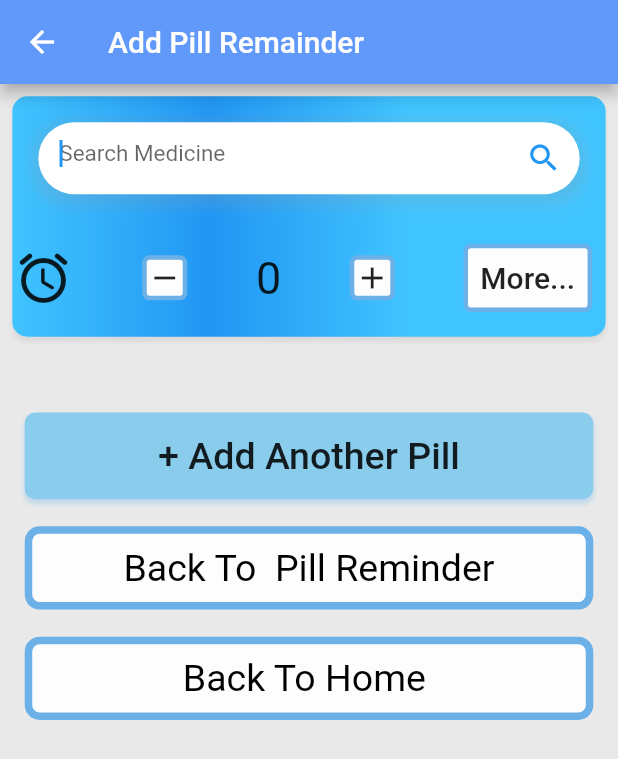
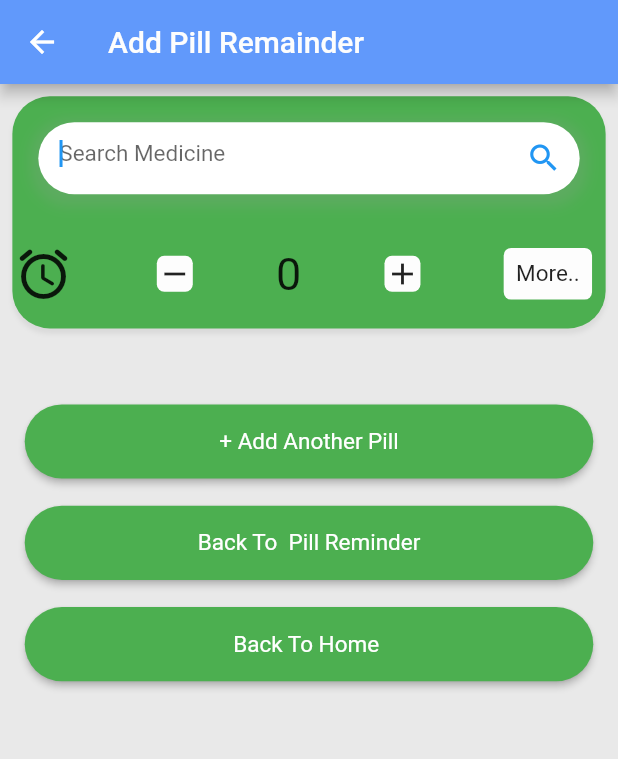
Before and after one commit to shahzebnaqvi/Medical_App, a Flutter app: the AddPillReminder screen opened directly, on a phone screen of 412 x 824 dp. Shown: the top 759 px of the screen. Run offline on Flutter 3.47's test engine with Material 2 defaults, Android fonts, the phone set to English and light mode, and no system bars; our stand-ins replace carousel_slider, flutter_speed_dial, get, google_maps_flutter, image_picker, lottie and 1 more; missing offline and left inert: circular_menu, dart:html, flutter_neat_and_clean_calendar, ml_kit_ocr, pandabar.

Commit message:
Medical app some screen updated

```diff
--- a/lib/Screens/Pill_Planner/Add_Pill_Reminder.dart
+++ b/lib/Screens/Pill_Planner/Add_Pill_Reminder.dart
@@ -45,15 +45,15 @@ class _AddPillReminderState extends State<AddPillReminder> {
               right: MediaQuery.of(context).size.height * 0.01,
             ),
             decoration: BoxDecoration(
-              borderRadius: BorderRadius.circular(10),
+              borderRadius: BorderRadius.circular(25),
               // border: Border.all(color: Constants.blackcolor, width: 02),
-              gradient: LinearGradient(colors: [
-                Colors.lightBlueAccent,
-                Colors.blue,
-                Colors.lightBlueAccent,
-                Colors.lightBlueAccent
-              ]),
-              //color: Constants.green,
+              // gradient: LinearGradient(colors: [
+              //   Colors.lightBlueAccent,
+              //   Colors.blue,
+              //   Colors.lightBlueAccent,
+              //   Colors.lightBlueAccent
+              // ]),
+              color: Constants.green,
               boxShadow: [
                 BoxShadow(
                   color: Colors.grey.withOpacity(0.2),
@@ -124,8 +124,8 @@ class _AddPillReminderState extends State<AddPillReminder> {
                     Container(
                       decoration: BoxDecoration(
                         color: Constants.mainColorWhite,
-                        border:
-                            Border.all(color: Constants.bluecolor, width: 03),
+                        // border:
+                        //     Border.all(color: Constants.bluecolor, width: 03),
                         borderRadius: BorderRadius.circular(05),
                       ),
                       child: InkWell(
@@ -143,8 +143,8 @@ class _AddPillReminderState extends State<AddPillReminder> {
                     Container(
                       decoration: BoxDecoration(
                         color: Constants.mainColorWhite,
-                        border:
-                            Border.all(color: Constants.bluecolor, width: 03),
+                        // border:
+                        //     Border.all(color: Constants.bluecolor, width: 03),
                         borderRadius: BorderRadius.circular(05),
                       ),
                       child: InkWell(
@@ -178,8 +178,8 @@ class _AddPillReminderState extends State<AddPillReminder> {
                         ),
                         decoration: BoxDecoration(
                           color: Constants.mainColorWhite,
-                          border:
-                              Border.all(color: Constants.bluecolor, width: 03),
+                          // border:
+                          //     Border.all(color: Constants.bluecolor, width: 03),
                           borderRadius: BorderRadius.circular(05),
                           // boxShadow: [
                           //   BoxShadow(
@@ -191,9 +191,9 @@ class _AddPillReminderState extends State<AddPillReminder> {
                           // ],
                         ),
                         child: Text(
-                          "More...",
+                          "More..",
                           style: TextStyle(
-                              fontWeight: FontWeight.w500, fontSize: 20),
+                              fontWeight: FontWeight.w400, fontSize: 15),
                         ),
                       ),
                     )
@@ -222,7 +222,7 @@ class _AddPillReminderState extends State<AddPillReminder> {
                         right: MediaQuery.of(context).size.height * 0.02,
                       ),
                       decoration: BoxDecoration(
-                        borderRadius: BorderRadius.circular(07),
+                        borderRadius: BorderRadius.circular(10),
                         color: Constants.mainColorWhite,
                         boxShadow: [
                           BoxShadow(
@@ -236,12 +236,12 @@ class _AddPillReminderState extends State<AddPillReminder> {
                       child: Column(
                         children: [
                           Text(
-                            "Times A Day",
+                            "Times a day",
                             style: TextStyle(
-                              fontSize: 20,
-                              letterSpacing: 1,
+                              fontSize: 17,
+                              // letterSpacing: 1,
                               // wordSpacing: 0.1,
-                              fontWeight: FontWeight.w500,
+                              fontWeight: FontWeight.w400,
                             ),
                           ),
                           SizedBox(
@@ -337,13 +337,13 @@ class _AddPillReminderState extends State<AddPillReminder> {
                       right: MediaQuery.of(context).size.height * 0.02,
                     ),
                     decoration: BoxDecoration(
-                      borderRadius: BorderRadius.circular(07),
-                      gradient: LinearGradient(colors: [
-                        Colors.orangeAccent,
-                        Colors.limeAccent,
-                        Colors.orangeAccent,
-                      ]),
-                      // color: Constants.mainColorWhite,
+                      borderRadius: BorderRadius.circular(10),
+                      // gradient: LinearGradient(colors: [
+                      //   Colors.orangeAccent,
+                      //   Colors.limeAccent,
+                      //   Colors.orangeAccent,
+                      // ]),
+                      color: Constants.mainColorWhite,
                       boxShadow: [
                         BoxShadow(
                           color: Colors.blue.withOpacity(0.2),
@@ -357,10 +357,10 @@ class _AddPillReminderState extends State<AddPillReminder> {
                       Text(
                         "Meal",
                         style: TextStyle(
-                          fontWeight: FontWeight.w500,
-                          fontSize: 20,
-                          letterSpacing: 0.1,
-                          wordSpacing: 0.1,
+                          fontWeight: FontWeight.w400,
+                          fontSize: 17,
+                          // letterSpacing: 0.1,
+                          // wordSpacing: 0.1,
                         ),
                       ),
                       SizedBox(
@@ -440,13 +440,13 @@ class _AddPillReminderState extends State<AddPillReminder> {
                       right: MediaQuery.of(context).size.height * 0.02,
                     ),
                     decoration: BoxDecoration(
-                      borderRadius: BorderRadius.circular(07),
-                      gradient: LinearGradient(colors: [
-                        Colors.limeAccent,
-                        Colors.orangeAccent,
-                        Colors.orangeAccent,
-                      ]),
-                      //color: Constants.mainColorWhite,
+                      borderRadius: BorderRadius.circular(10),
+                      // gradient: LinearGradient(colors: [
+                      //   Colors.limeAccent,
+                      //   Colors.orangeAccent,
+                      //   Colors.orangeAccent,
+                      // ]),
+                      color: Constants.mainColorWhite,
                       boxShadow: [
                         BoxShadow(
                           color: Colors.blue.withOpacity(0.2),
@@ -461,8 +461,9 @@ class _AddPillReminderState extends State<AddPillReminder> {
                       "Take this Med for 5 Days ",
                       style: TextStyle(
                           fontSize: 20,
-                          fontWeight: FontWeight.w500,
-                          letterSpacing: 0.1),
+                          fontWeight: FontWeight.w400,
+                          // letterSpacing: 0.1),
+                      ),
                     )),
                   ),
                 ]),
@@ -479,39 +480,41 @@ class _AddPillReminderState extends State<AddPillReminder> {
             height: MediaQuery.of(context).size.height * 0.03,
           ),
           Container(
-            height: MediaQuery.of(context).size.height * 0.07,
-            padding: EdgeInsets.only(
-              top: MediaQuery.of(context).size.height * 0.01,
-              bottom: MediaQuery.of(context).size.height * 0.01,
-              left: MediaQuery.of(context).size.height * 0.001,
-              right: MediaQuery.of(context).size.height * 0.001,
-            ),
+            height: MediaQuery.of(context).size.height * 0.06,
+            // padding: EdgeInsets.only(
+            //   top: MediaQuery.of(context).size.height * 0.01,
+            //   bottom: MediaQuery.of(context).size.height * 0.01,
+            //   left: MediaQuery.of(context).size.height * 0.001,
+            //   right: MediaQuery.of(context).size.height * 0.001,
+            // ),
             margin: EdgeInsets.only(
               top: MediaQuery.of(context).size.height * 0.001,
               bottom: MediaQuery.of(context).size.height * 0.001,
               left: MediaQuery.of(context).size.height * 0.02,
               right: MediaQuery.of(context).size.height * 0.02,
             ),
-            decoration: BoxDecoration(
-              borderRadius: BorderRadius.circular(07),
-              color: Constants.bannercolor,
-              boxShadow: [
-                BoxShadow(
-                  color: Colors.blue.withOpacity(0.2),
-                  spreadRadius: 0.1,
-                  blurRadius: 2,
-                  offset: Offset(0, 3), // changes position of shadow
-                ),
-              ],
-            ),
-            child: Center(
-                child: Text(
-              "+ Add Another Pill",
-              style: TextStyle(
-                fontSize: 25,
-                fontWeight: FontWeight.w500,
-              ),
-            )),
+            // decoration: BoxDecoration(
+            //   borderRadius: BorderRadius.circular(07),
+            //   color: Constants.bannercolor,
+            //   boxShadow: [
+            //     BoxShadow(
+            //       color: Colors.blue.withOpacity(0.2),
+            //       spreadRadius: 0.1,
+            //       blurRadius: 2,
+            //       offset: Offset(0, 3), // changes position of shadow
+            //     ),
+            //   ],
+            // ),
+            child: ElevatedButton(
+
+              style: ElevatedButton.styleFrom(
+
+                shape: StadiumBorder(),backgroundColor: Constants.green),
+              onPressed: (){}, child:
+            Text("+ Add Another Pill",style: TextStyle(fontSize: 15,fontWeight: FontWeight.w400),),
+            )
+
+
           ),
           SizedBox(
             height: MediaQuery.of(context).size.height * 0.02,
@@ -522,22 +525,23 @@ class _AddPillReminderState extends State<AddPillReminder> {
                   MaterialPageRoute(builder: (context) => PillRemainder()));
             },
             child: Container(
-              padding: EdgeInsets.only(
-                top: MediaQuery.of(context).size.height * 0.01,
-                bottom: MediaQuery.of(context).size.height * 0.01,
-                left: MediaQuery.of(context).size.height * 0.001,
-                right: MediaQuery.of(context).size.height * 0.001,
-              ),
+                height: MediaQuery.of(context).size.height * 0.06,
+              // padding: EdgeInsets.only(
+              //   top: MediaQuery.of(context).size.height * 0.01,
+              //   bottom: MediaQuery.of(context).size.height * 0.01,
+              //   left: MediaQuery.of(context).size.height * 0.001,
+              //   right: MediaQuery.of(context).size.height * 0.001,
+              // ),
               margin: EdgeInsets.only(
                 top: MediaQuery.of(context).size.height * 0.001,
                 bottom: MediaQuery.of(context).size.height * 0.001,
                 left: MediaQuery.of(context).size.height * 0.02,
                 right: MediaQuery.of(context).size.height * 0.02,
               ),
-              decoration: BoxDecoration(
-                borderRadius: BorderRadius.circular(10),
-                border: Border.all(color: Constants.bluecolor, width: 05),
-                color: Constants.mainColorWhite,
+              // decoration: BoxDecoration(
+              //   borderRadius: BorderRadius.circular(10),
+              //   border: Border.all(color: Constants.bluecolor, width: 05),
+              //   color: Constants.mainColorWhite,
                 // // boxShadow: [
                 // //   BoxShadow(
                 // //     // color: Colors.blue.withOpacity(0.2),
@@ -546,15 +550,16 @@ class _AddPillReminderState extends State<AddPillReminder> {
                 // //     offset: Offset(0, 3), // changes position of shadow
                 // //   ),
                 // ],
-              ),
-              child: Center(
-                  child: Text(
-                "Back To  Pill Reminder",
-                style: TextStyle(
-                    fontSize: 25,
-                    fontWeight: FontWeight.w400,
-                    color: Constants.blackcolor),
-              )),
+              // ),
+                child: ElevatedButton(
+
+              style: ElevatedButton.styleFrom(
+
+                shape: StadiumBorder(),backgroundColor: Constants.green),
+              onPressed: (){}, child:
+            Text("Back To  Pill Reminder",style: TextStyle(fontSize: 15,fontWeight: FontWeight.w400),),
+            )
+
             ),
           ),
           SizedBox(
@@ -566,39 +571,48 @@ class _AddPillReminderState extends State<AddPillReminder> {
                   MaterialPageRoute(builder: (context) => Timelines()));
             },
             child: Container(
-              padding: EdgeInsets.only(
-                top: MediaQuery.of(context).size.height * 0.01,
-                bottom: MediaQuery.of(context).size.height * 0.01,
-                left: MediaQuery.of(context).size.height * 0.001,
-                right: MediaQuery.of(context).size.height * 0.001,
-              ),
+                height: MediaQuery.of(context).size.height * 0.06,
+              // padding: EdgeInsets.only(
+              //   top: MediaQuery.of(context).size.height * 0.01,
+              //   bottom: MediaQuery.of(context).size.height * 0.01,
+              //   left: MediaQuery.of(context).size.height * 0.001,
+              //   right: MediaQuery.of(context).size.height * 0.001,
+              // ),
               margin: EdgeInsets.only(
                 top: MediaQuery.of(context).size.height * 0.001,
                 bottom: MediaQuery.of(context).size.height * 0.001,
                 left: MediaQuery.of(context).size.height * 0.02,
                 right: MediaQuery.of(context).size.height * 0.02,
               ),
-              decoration: BoxDecoration(
-                borderRadius: BorderRadius.circular(10),
-                border: Border.all(color: Constants.bluecolor, width: 05),
-                color: Constants.mainColorWhite,
-                // boxShadow: [
-                //   BoxShadow(
-                //     color: Colors.blue.withOpacity(0.2),
-                //     spreadRadius: 0.1,
-                //     blurRadius: 2,
-                //     offset: Offset(0, 3), // changes position of shadow
-                //   ),
-                // ],
-              ),
-              child: Center(
-                  child: Text(
-                "Back To Home ",
-                style: TextStyle(
-                    fontSize: 25,
-                    fontWeight: FontWeight.w400,
-                    color: Constants.blackcolor),
-              )),
+              // decoration: BoxDecoration(
+              //   borderRadius: BorderRadius.circular(10),
+              //   border: Border.all(color: Constants.bluecolor, width: 05),
+              //   color: Constants.mainColorWhite,
+              //   // boxShadow: [
+              //   //   BoxShadow(
+              //   //     color: Colors.blue.withOpacity(0.2),
+              //   //     spreadRadius: 0.1,
+              //   //     blurRadius: 2,
+              //   //     offset: Offset(0, 3), // changes position of shadow
+              //   //   ),
+              //   // ],
+              // ),
+              child: ElevatedButton(
+
+              style: ElevatedButton.styleFrom(
+
+                shape: StadiumBorder(),backgroundColor: Constants.green),
+              onPressed: (){}, child:
+            Text("Back To Home ",style: TextStyle(fontSize: 15,fontWeight: FontWeight.w400),),
+            )
+              // child: Center(
+              //     child: Text(
+              //   "Back To Home ",
+              //   style: TextStyle(
+              //       fontSize: 25,
+              //       fontWeight: FontWeight.w400,
+              //       color: Constants.blackcolor),
+              // )),
             ),
           )
         ]));
```
